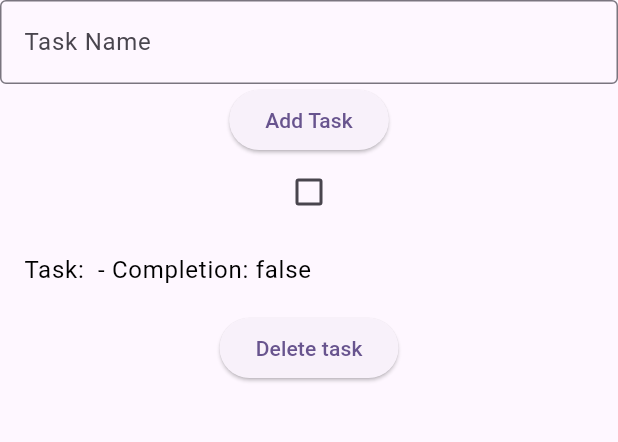
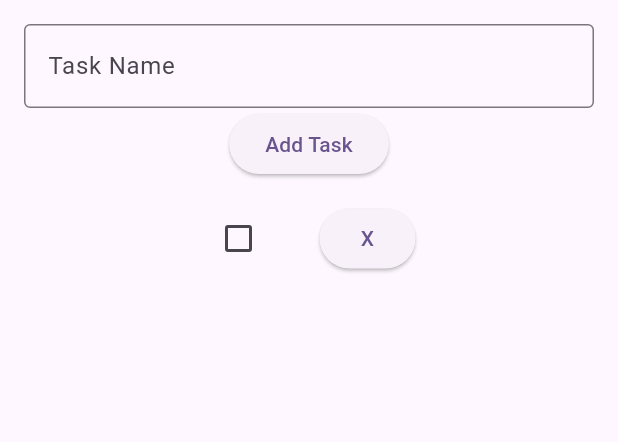
Before and after one commit to mnewby4/CW03, a Flutter app: the screen it shows after launch, after a tap on "Add Task", on a phone screen of 412 x 824 dp, the part 84-526 px from its top. Run offline on Flutter 3.47's test engine with Material 3 defaults, Android fonts, the phone set to English and light mode, and no system bars.

Commit message:
Edited the UI

```diff
--- a/lib/main.dart
+++ b/lib/main.dart
@@ -40,14 +40,12 @@ class Task {
 
 //Main screen of our app
 class _TaskListPage extends State<TaskPage> {
-  //define list of tasks [obj w name + complete status] as an instance variable
   List<Task> _taskList= [];
 
    _addTask() {
     setState(() {
       _taskList.add(Task(text1.text, false));
     });
-    //print(taskList[taskList.length - 1].taskName);
   }
 
   _markComplete(int index) {
@@ -69,7 +67,8 @@ class _TaskListPage extends State<TaskPage> {
         backgroundColor: Theme.of(context).colorScheme.inversePrimary,
         title: Text(widget.title),
       ),
-      body: Center(
+      body: Padding(
+        padding: const EdgeInsets.all(16.0),
         child: Column(
           mainAxisAlignment: MainAxisAlignment.center,
           children: <Widget>[
@@ -85,12 +84,16 @@ class _TaskListPage extends State<TaskPage> {
               onPressed: _addTask,
               child: Text('Add Task'),
             ),
-            Expanded(
+            const SizedBox(height: 10),
+            //Row( children: [
+              Expanded(
                 child: ListView.builder(
                   itemCount: _taskList.length,
                   itemBuilder: (context, index) {
-                    return
-                      Column(
+                    return Padding(
+                      padding: const EdgeInsets.symmetric(vertical: 5, horizontal: 10),
+                      child: Row(
+                        mainAxisAlignment: MainAxisAlignment.center,
                         children: [
                           Checkbox(
                             value: _taskList[index].markComplete,
@@ -98,32 +101,30 @@ class _TaskListPage extends State<TaskPage> {
                               setState(() {
                                 _markComplete(index);
                               });
-                            }
-                          ),//checkbox
-                          ListTile(
-                            title: Text('Task: ' + _taskList[index].taskName +
-                                          ' - Completion: ${_taskList[index].markComplete}',
-                                        style: _taskList[index].markComplete ?
-                                          TextStyle(color: Colors.grey) :
-                                          TextStyle(color: Colors.black)
-                                    ),
-                          ),//listtile
-                          ElevatedButton(
-                            onPressed: () { _deleteTask(index); },
-                            child: const Text('Delete task')),
-                        ],//children/widget
-                      );//column
+                            },
+                          ),
+                            Text(
+                              _taskList[index].taskName,
+                              style: TextStyle(
+                                color: _taskList[index].markComplete ? Colors.grey : Colors.black,
+                              ),
+                            ),
+                          SizedBox(width: 30.0),
+                          SizedBox(
+                            child: ElevatedButton(
+                              onPressed: () { _deleteTask(index); },
+                              child: Text('X'),
+                            ),
+                          ),
+                        ],
+                      ),
+                    );
                   },
                 ),
               ),
           ],
         ),
       ),
-      /*floatingActionButton: FloatingActionButton(
-        onPressed: _incrementCounter,
-        tooltip: 'Increment',
-        child: const Icon(Icons.add),
-      ),*/
     );
   }
 }
```
